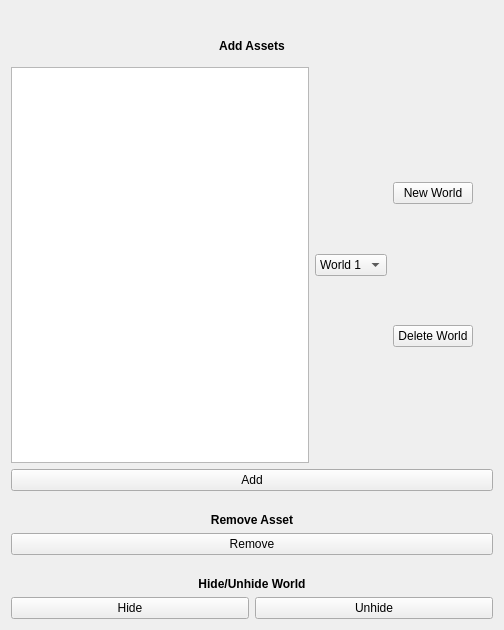
Old version of the form wk10_swap.ui in the repository roblu01/Scene_Swap--Blender_app.
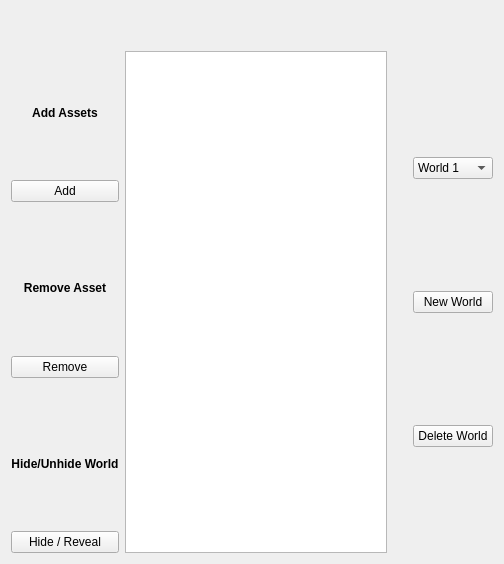
New version of the form. Icons and pictures are not drawn.

Commit message: multiple selection and toggle hide

```diff
--- a/wk10_swap.ui
+++ b/wk10_swap.ui
@@ -7,7 +7,7 @@
     <x>0</x>
     <y>0</y>
     <width>504</width>
-    <height>630</height>
+    <height>564</height>
    </rect>
   </property>
   <property name="windowTitle">
@@ -25,13 +25,21 @@
     </widget>
    </item>
    <item>
-    <layout class="QVBoxLayout" name="verticalLayout">
+    <layout class="QHBoxLayout" name="horizontalLayout_4">
+     <property name="topMargin">
+      <number>20</number>
+     </property>
+     <item>
+      <layout class="QVBoxLayout" name="verticalLayout_6">
+       <property name="rightMargin">
+        <number>0</number>
+       </property>
      <item>
       <widget class="QLabel" name="label_2">
        <property name="minimumSize">
         <size>
          <width>0</width>
-         <height>30</height>
+           <height>0</height>
         </size>
        </property>
        <property name="font">
@@ -47,56 +55,6 @@
        </property>
       </widget>
      </item>
-     <item>
-      <layout class="QHBoxLayout" name="horizontalLayout_2">
-       <property name="topMargin">
-        <number>0</number>
-       </property>
-       <item>
-        <widget class="QTextBrowser" name="textBrowser"/>
-       </item>
-       <item>
-        <widget class="QComboBox" name="cbx_worlds">
-         <item>
-          <property name="text">
-           <string>World 1</string>
-          </property>
-         </item>
-         <item>
-          <property name="text">
-           <string>World 2</string>
-          </property>
-         </item>
-         <item>
-          <property name="text">
-           <string>World 3</string>
-          </property>
-         </item>
-        </widget>
-       </item>
-       <item>
-        <layout class="QVBoxLayout" name="verticalLayout_3">
-         <property name="rightMargin">
-          <number>20</number>
-         </property>
-         <item>
-          <widget class="QPushButton" name="btn_new_world">
-           <property name="text">
-            <string>New World</string>
-           </property>
-          </widget>
-         </item>
-         <item>
-          <widget class="QPushButton" name="btn_delete_world">
-           <property name="text">
-            <string>Delete World</string>
-           </property>
-          </widget>
-         </item>
-        </layout>
-       </item>
-      </layout>
-     </item>
      <item>
       <widget class="QPushButton" name="btn_add">
        <property name="text">
@@ -109,7 +67,7 @@
        <property name="maximumSize">
         <size>
          <width>16777215</width>
-         <height>10</height>
+           <height>12</height>
         </size>
        </property>
        <property name="text">
@@ -144,7 +102,7 @@
        <property name="maximumSize">
         <size>
          <width>16777215</width>
-         <height>10</height>
+           <height>12</height>
         </size>
        </property>
        <property name="text">
@@ -168,24 +126,62 @@
       </widget>
      </item>
      <item>
-      <layout class="QHBoxLayout" name="horizontalLayout">
-       <property name="topMargin">
-        <number>0</number>
-       </property>
+        <layout class="QHBoxLayout" name="horizontalLayout_7">
+         <item>
+          <widget class="QPushButton" name="btn_hide_toggle">
+           <property name="text">
+            <string>Hide / Reveal</string>
+           </property>
+          </widget>
+         </item>
+        </layout>
+       </item>
+      </layout>
+     </item>
        <item>
-        <widget class="QPushButton" name="btn_hide">
+      <widget class="QTextBrowser" name="textBrowser"/>
+     </item>
+     <item>
+      <layout class="QVBoxLayout" name="verticalLayout_7">
+       <property name="leftMargin">
+        <number>20</number>
+       </property>
+       <item>
+        <widget class="QComboBox" name="cbx_worlds">
+         <item>
          <property name="text">
-          <string>Hide</string>
-         </property>
+           <string>World 1</string>
+          </property>
+         </item>
+         <item>
+          <property name="text">
+           <string>World 2</string>
+          </property>
+         </item>
+         <item>
+          <property name="text">
+           <string>World 3</string>
+          </property>
+         </item>
         </widget>
        </item>
        <item>
-        <widget class="QPushButton" name="btn_unhide">
+        <widget class="QPushButton" name="btn_new_world">
          <property name="text">
-          <string>Unhide</string>
+          <string>New World</string>
          </property>
         </widget>
        </item>
+       <item>
+        <widget class="QPushButton" name="btn_delete_world">
+         <property name="text">
+          <string>Delete World</string>
+         </property>
+        </widget>
+       </item>
+       <item>
+        <layout class="QVBoxLayout" name="verticalLayout_8"/>
+       </item>
       </layout>
      </item>
     </layout>
```
Lines whose indentation alone changed are shown as unchanged. The commit also changes 1 other file.
